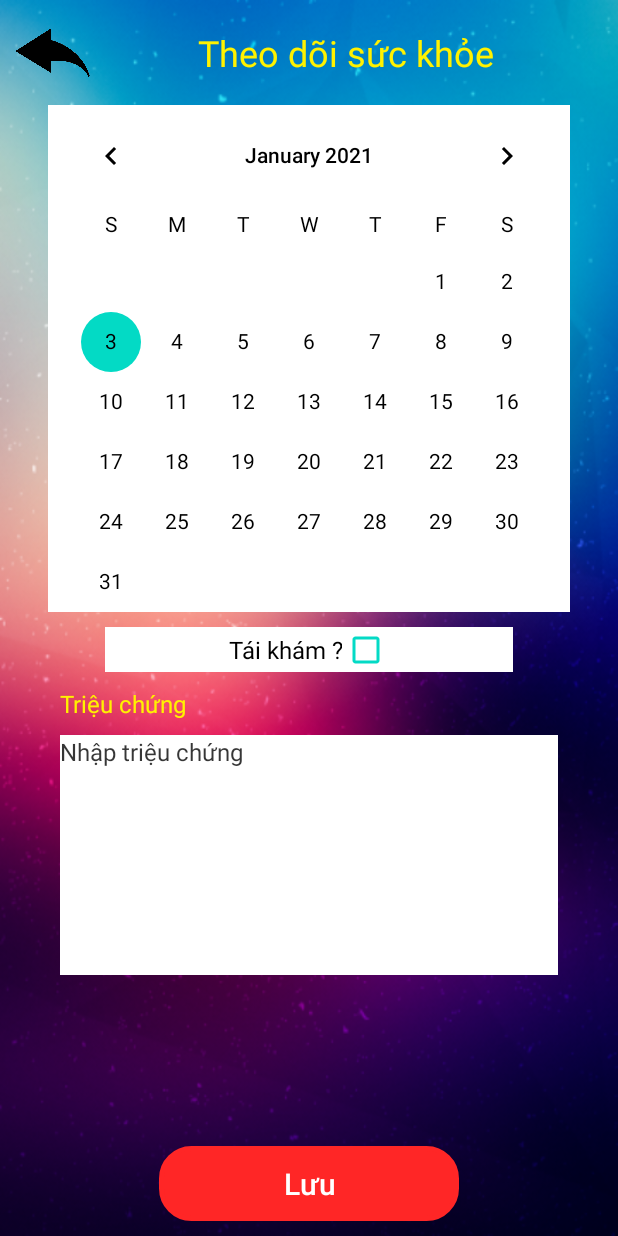
After one commit to Vinhnguyen2109/HealthCare, an Android app: the TheoDoiTrieuChung screen opened directly, with no data from a screen before it, on a phone screen of 412 x 824 dp. The commit adds this screen. Run offline under Robolectric (Android 15) with nearby library versions, the phone set to English and light mode, and no system bars.

Commit message:
Theo dõi triệu chứng

```diff
--- a/app/build.gradle
+++ b/app/build.gradle
@@ -33,6 +33,7 @@ dependencies {
     implementation 'androidx.appcompat:appcompat:1.1.0'
     implementation 'com.google.android.material:material:1.1.0'
     implementation 'androidx.constraintlayout:constraintlayout:1.1.3'
+    implementation 'org.jetbrains:annotations:15.0'
     testImplementation 'junit:junit:4.+'
     androidTestImplementation 'androidx.test.ext:junit:1.1.1'
     androidTestImplementation 'androidx.test.espresso:espresso-core:3.2.0'
--- a/app/src/main/AndroidManifest.xml
+++ b/app/src/main/AndroidManifest.xml
@@ -9,7 +9,8 @@
         android:roundIcon="@mipmap/ic_launcher_round"
         android:supportsRtl="true"
         android:theme="@style/Theme.AppCompat.NoActionBar">
-        <activity android:name=".controller.ThemNhacNho"></activity>
+        <activity android:name=".controller.TheoDoiTrieuChung"></activity>
+        <activity android:name=".controller.ThemNhacNho" />
         <activity android:name=".controller.LichUongThuoc" />
         <activity android:name=".controller.MainActivity">
             <intent-filter>
--- a/app/src/main/java/com/example/healthcare/controller/LichUongThuoc.java
+++ b/app/src/main/java/com/example/healthcare/controller/LichUongThuoc.java
@@ -91,6 +91,7 @@ public class LichUongThuoc extends AppCompatActivity {
             @Override
             public void onClick(View v) {
                 Intent intent = new Intent(LichUongThuoc.this, ThemNhacNho.class);
+                finish();
                 startActivity(intent);
             }
         });
@@ -102,6 +103,7 @@ public class LichUongThuoc extends AppCompatActivity {
             public void onItemClick(AdapterView<?> parent, View view, int position, long id) {
                 cusThuoc = items.get(position);
                 Intent intent = new Intent(LichUongThuoc.this, ThemNhacNho.class);
+                finish();
                 startActivity(intent);
             }
         });
@@ -111,6 +113,7 @@ public class LichUongThuoc extends AppCompatActivity {
             @Override
             public void onClick(View v) {
                 Intent intent = new Intent(LichUongThuoc.this, MainActivity.class);
+                finish();
                 startActivity(intent);
             }
         });
--- a/app/src/main/java/com/example/healthcare/controller/ThemNhacNho.java
+++ b/app/src/main/java/com/example/healthcare/controller/ThemNhacNho.java
@@ -60,6 +60,7 @@ public class ThemNhacNho extends AppCompatActivity {
                 dataManager.addUongThuoc(truaUT);
                 dataManager.addUongThuoc(toiUT);
                 Intent intent = new Intent(ThemNhacNho.this, LichUongThuoc.class);
+                finish();
                 startActivity(intent);
             }
         });
@@ -75,6 +76,7 @@ public class ThemNhacNho extends AppCompatActivity {
                 if (LichUongThuoc.cusThuoc != null)
                     dataManager.deleteThuoc(LichUongThuoc.cusThuoc.getId());
                 Intent intent = new Intent(ThemNhacNho.this, LichUongThuoc.class);
+                finish();
                 startActivity(intent);
             }
         });
--- /dev/null
+++ b/app/src/main/java/com/example/healthcare/controller/TheoDoiTrieuChung.java
@@ -0,0 +1,133 @@
+package com.example.healthcare.controller;
+
+import android.app.AlertDialog;
+import android.app.Dialog;
+import android.content.DialogInterface;
+import android.content.Intent;
+import android.os.Build;
+import android.os.Bundle;
+import android.view.View;
+import android.widget.Button;
+import android.widget.CalendarView;
+import android.widget.CheckBox;
+import android.widget.EditText;
+import android.widget.ImageButton;
+
+import androidx.annotation.NonNull;
+import androidx.annotation.RequiresApi;
+import androidx.appcompat.app.AppCompatActivity;
+import androidx.fragment.app.DialogFragment;
+
+import com.example.healthcare.R;
+import com.example.healthcare.database.DataTrieuChung;
+import com.example.healthcare.model.TrieuChung;
+
+import java.time.LocalDate;
+import java.time.ZoneId;
+import java.util.Date;
+
+public class TheoDoiTrieuChung extends AppCompatActivity {
+    DataTrieuChung dataManager;
+    CalendarView calendar;
+    CheckBox taikham;
+    EditText mota;
+    int date_ma_hoa;
+    Button btn_save;
+    ImageButton btn_back;
+
+    @RequiresApi(api = Build.VERSION_CODES.O)
+    @Override
+    protected void onCreate(Bundle savedInstanceState) {
+        super.onCreate(savedInstanceState);
+        setContentView(R.layout.activity_theo_doi_trieu_chung);
+        getView();
+        MainActivity.setupUI(this, findViewById(R.id.trieu_chung_parents));// ẩn keyboard khi không dùng
+        dataManager = new DataTrieuChung(TheoDoiTrieuChung.this);
+        //region init
+        Date date = new Date();
+        LocalDate localDate = date.toInstant().atZone(ZoneId.systemDefault()).toLocalDate();
+        int y = localDate.getYear();
+        int m = localDate.getMonthValue();
+        int d = localDate.getDayOfMonth();
+        String temp = String.format("%02d", d) + String.format("%02d", m) + String.valueOf(y);
+        date_ma_hoa=Integer.parseInt(temp);
+        getInfo();
+        //endregion
+        //region Change selected date
+        calendar.setOnDateChangeListener(new CalendarView.OnDateChangeListener() {
+            @Override
+            public void onSelectedDayChange(@NonNull CalendarView view, int year, int month, int dayOfMonth) {
+                MainActivity.setupUI(TheoDoiTrieuChung.this, findViewById(R.id.calendar));// ẩn keyboard khi không dùng
+                String temp = String.format("%02d", dayOfMonth) + String.format("%02d", month + 1) + String.valueOf(year);
+                date_ma_hoa = Integer.parseInt(temp);
+                getInfo();
+            }
+        });
+        //endregion
+        //region button save
+        btn_save.setOnClickListener(new View.OnClickListener() {
+            @Override
+            public void onClick(View v) {
+                dataManager.deleteTrieuChung(date_ma_hoa);
+                TrieuChung temp = new TrieuChung();
+                temp.setNgay(date_ma_hoa);
+                temp.setMota(mota.getText().toString());
+                if (taikham.isChecked()) temp.setTaikham(1);
+                else temp.setTaikham(0);
+                dataManager.addTrieuChung(temp);
+                DialogFragment dialog = new MyDialogFragment();
+                dialog.show(getSupportFragmentManager(), "MyDialogFragmentTag");
+
+            }
+        });
+        //endregion
+        //region button back
+        btn_back.setOnClickListener(new View.OnClickListener() {
+            @Override
+            public void onClick(View v) {
+                Intent intent = new Intent(TheoDoiTrieuChung.this, MainActivity.class);
+                finish();
+                startActivity(intent);
+            }
+        });
+        //endregion
+    }
+
+    private void getInfo() {
+        taikham.setChecked(false);
+        mota.setText(null);
+        TrieuChung temp = dataManager.getTrieuChung(date_ma_hoa);
+        if (temp != null) {
+            if (temp.getTaikham() == 1) taikham.setChecked(true);
+            else taikham.setChecked(false);
+            mota.setText(temp.getMota());
+        }
+    }
+
+    public void getView() {
+        btn_back = findViewById(R.id.btn_trieu_chung_back);
+        calendar = findViewById(R.id.calendar);
+        taikham = findViewById(R.id.check_taikham);
+        mota = findViewById(R.id.mo_ta_trieu_chung);
+        btn_save = findViewById(R.id.btn_luu_trieu_chung);
+    }
+
+    public static class MyDialogFragment extends DialogFragment {
+        @Override
+        public Dialog onCreateDialog(Bundle savedInstanceState) {
+
+            // Use the Builder class for convenient dialog construction
+            AlertDialog.Builder builder = new AlertDialog.Builder(getActivity());
+            builder.setMessage("Đã lưu");
+            builder.setPositiveButton("OK", new DialogInterface.OnClickListener() {
+                public void onClick(DialogInterface dialog, int id) {
+                    // You don't have to do anything here if you just
+                    // want it dismissed when clicked
+                }
+            });
+
+            // Create the AlertDialog object and return it
+            return builder.create();
+        }
+    }
+}
--- /dev/null
+++ b/app/src/main/res/layout/activity_theo_doi_trieu_chung.xml
@@ -0,0 +1,115 @@
+<?xml version="1.0" encoding="utf-8"?>
+<androidx.constraintlayout.widget.ConstraintLayout xmlns:android="http://schemas.android.com/apk/res/android"
+    xmlns:app="http://schemas.android.com/apk/res-auto"
+    xmlns:tools="http://schemas.android.com/tools"
+    android:id="@+id/trieu_chung_parents"
+    android:layout_width="match_parent"
+    android:layout_height="match_parent"
+    android:background="@drawable/bghome"
+    tools:context=".controller.TheoDoiTrieuChung">
+    <LinearLayout
+        android:layout_width="match_parent"
+        android:layout_height="match_parent"
+        android:orientation="vertical">
+        <LinearLayout
+            android:layout_marginTop="10dp"
+            android:layout_width="match_parent"
+            android:layout_height="50dp"
+            android:orientation="horizontal">
+            <ImageButton
+                android:id="@+id/btn_trieu_chung_back"
+                android:layout_marginLeft="10dp"
+                android:scaleType="fitXY"
+                android:layout_width="50dp"
+                android:layout_height="50dp"
+                android:background="@drawable/back"/>
+            <TextView
+                android:layout_marginRight="10dp"
+                android:layout_width="match_parent"
+                android:layout_height="match_parent"
+                android:gravity="center"
+                android:text="Theo dõi sức khỏe"
+                android:textSize="24dp"
+                android:textColor="#fff200"/>
+        </LinearLayout>
+        <CalendarView
+            android:id="@+id/calendar"
+            android:layout_width="wrap_content"
+            android:layout_height="wrap_content"
+            android:layout_gravity="center"
+            android:layout_marginTop="10dp"
+            android:layout_marginLeft="30dp"
+            android:layout_marginRight="30dp"
+            android:background="@color/white"
+            android:theme="@style/CalenderViewCustom"
+            android:dateTextAppearance="@style/CalenderViewDateCustomText"
+            android:weekDayTextAppearance="@style/CalenderViewWeekCustomText"/>
+        <LinearLayout
+            android:layout_marginTop="10dp"
+            android:layout_marginLeft="70dp"
+            android:layout_marginRight="70dp"
+            android:background="@color/white"
+            android:layout_width="match_parent"
+            android:layout_height="30dp"
+            android:weightSum="2"
+            android:orientation="horizontal">
+            <TextView
+                android:layout_weight="1"
+                android:layout_gravity="center"
+                android:gravity="right"
+                android:layout_width="wrap_content"
+                android:layout_height="wrap_content"
+                android:text="Tái khám ?"
+                android:textColor="@color/black"
+                android:textSize="16dp"/>
+            <CheckBox
+                android:id="@+id/check_taikham"
+                android:layout_gravity="center"
+                android:buttonTint="@color/teal_200"
+                android:layout_width="wrap_content"
+                android:layout_height="match_parent"/>
+        </LinearLayout>
+        <LinearLayout
+            android:layout_marginLeft="40dp"
+            android:layout_marginRight="40dp"
+            android:orientation="vertical"
+            android:layout_marginTop="10dp"
+            android:layout_width="match_parent"
+            android:layout_height="wrap_content">
+            <TextView
+                android:layout_width="wrap_content"
+                android:layout_height="wrap_content"
+                android:text="Triệu chứng"
+                android:textSize="16dp"
+                android:textColor="#fff200"/>
+            <EditText
+                android:id="@+id/mo_ta_trieu_chung"
+                android:layout_marginTop="10dp"
+                android:hint="Nhập triệu chứng"
+                android:gravity="top|left"
+                android:textColorHint="#C9000000"
+                android:textSize="16dp"
+                android:textColor="@color/black"
+                android:background="@color/white"
+                android:layout_width="match_parent"
+                android:layout_height="160dp"/>
+        </LinearLayout>
+        <LinearLayout
+            android:orientation="vertical"
+            android:layout_width="fill_parent"
+            android:layout_height="fill_parent"
+            android:gravity="center|bottom">
+            <Button
+                android:id="@+id/btn_luu_trieu_chung"
+                android:layout_marginBottom="10dp"
+                android:layout_width="200dp"
+                android:layout_height="50dp"
+                android:layout_gravity="center"
+                android:background="@drawable/border"
+                android:backgroundTint="#ff2626"
+                android:text="Lưu"
+                android:textAllCaps="false"
+                android:textSize="20dp"/>
+        </LinearLayout>
+    </LinearLayout>
+</androidx.constraintlayout.widget.ConstraintLayout>
--- a/app/src/main/res/values/themes.xml
+++ b/app/src/main/res/values/themes.xml
@@ -13,4 +13,18 @@
         <item name="android:statusBarColor" tools:targetApi="l">?attr/colorPrimaryVariant</item>
         <!-- Customize your theme here. -->
     </style>
+    <style name="CalenderViewCustom" parent="Theme.AppCompat">
+        <item name="colorAccent">@color/teal_200</item>
+        <item name="colorPrimary">@color/black</item>
+        <item name="android:textColorPrimary">@color/black</item>
+    </style>
+
+    <style name="CalenderViewDateCustomText" parent="android:TextAppearance.DeviceDefault.Small">
+        <item name="android:textColor">@color/black</item>
+        <item name="android:weekNumberColor">@color/white</item>
+    </style>
+
+    <style name="CalenderViewWeekCustomText" parent="android:TextAppearance.DeviceDefault.Small">
+        <item name="android:textColor">@color/black</item>
+    </style>
 </resources>
```
Also changed, not shown: app/src/main/java/com/example/healthcare/controller/MainActivity.java (+8 -1 lines), app/src/main/java/com/example/healthcare/database/DataManager.java (+5 -2 lines), app/src/main/java/com/example/healthcare/database/DataTrieuChung.java (added, +75 -0 lines), app/src/main/java/com/example/healthcare/model/TrieuChung.java (added, +31 -0 lines).
